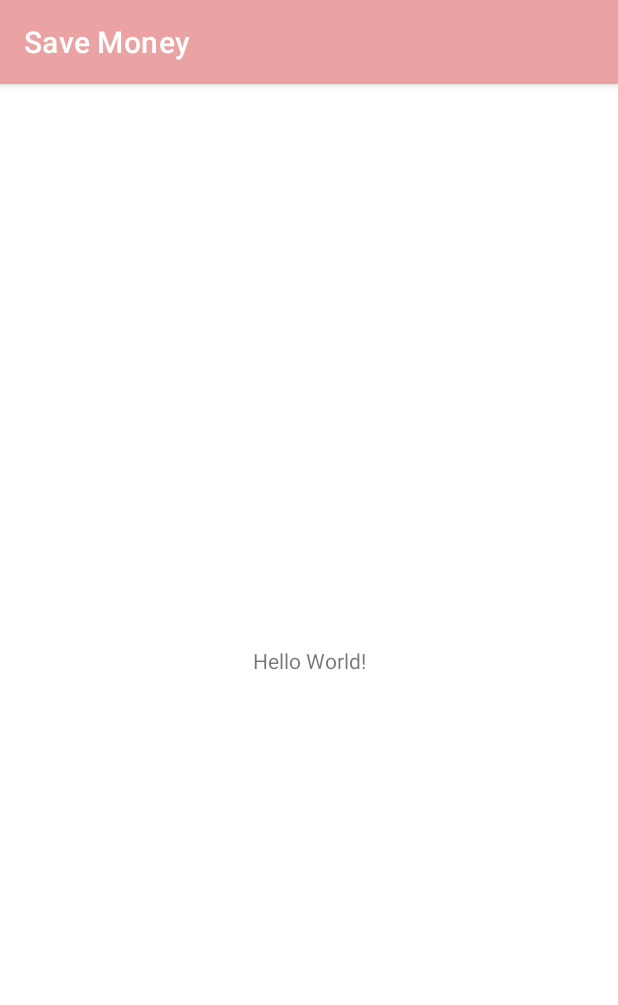
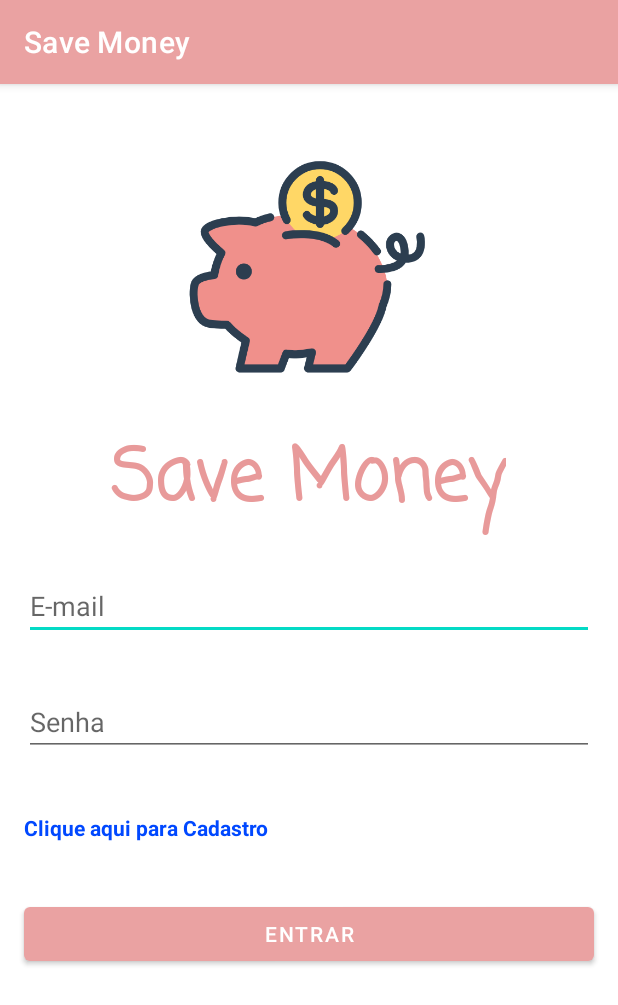
Before and after one commit to joaovluna/GestaoFinanceira, an Android app: the screen it shows after launch (MainActivity before the commit, LoginActivity after it), on a phone screen of 412 x 824 dp. Shown: the top 1005 px of the screen. Run offline under Robolectric (Android 15) with nearby library versions, the phone set to English and light mode, and no system bars.

Commit message:
activity login e cadastro usuario

```diff
--- /dev/null
+++ b/app/src/main/java/mobile/unifor/cct/savemoney/activity/LoginActivity.kt
@@ -0,0 +1,30 @@
+package mobile.unifor.cct.savemoney.activity
+
+import android.content.Intent
+import androidx.appcompat.app.AppCompatActivity
+import android.os.Bundle
+import android.view.View
+import android.widget.TextView
+import mobile.unifor.cct.savemoney.R
+
+class LoginActivity : AppCompatActivity(), View.OnClickListener {
+
+    private lateinit var mLoginRegister: TextView
+
+    override fun onCreate(savedInstanceState: Bundle?) {
+        super.onCreate(savedInstanceState)
+        setContentView(R.layout.activity_login)
+
+        mLoginRegister = findViewById(R.id.login_textView_register)
+        mLoginRegister.setOnClickListener(this)
+    }
+
+    override fun onClick(view: View?) {
+        when(view?.id) {
+            R.id.login_textView_register -> {
+                val it = Intent(this, RegisterActivity::class.java)
+                startActivity(it)
+            }
+        }
+    }
+}
--- a/app/src/main/java/mobile/unifor/cct/savemoney/MainActivity.kt
+++ b/app/src/main/java/mobile/unifor/cct/savemoney/activity/MainActivity.kt
@@ -1,7 +1,8 @@
-package mobile.unifor.cct.savemoney
+package mobile.unifor.cct.savemoney.activity
 
 import androidx.appcompat.app.AppCompatActivity
 import android.os.Bundle
+import mobile.unifor.cct.savemoney.R
 
 class MainActivity : AppCompatActivity() {
 
--- /dev/null
+++ b/app/src/main/java/mobile/unifor/cct/savemoney/activity/SplashActivity.kt
@@ -0,0 +1,25 @@
+package mobile.unifor.cct.savemoney.activity
+
+import android.content.Intent
+import android.os.Bundle
+import android.os.Handler
+import android.os.Looper
+import androidx.appcompat.app.AppCompatActivity
+import mobile.unifor.cct.savemoney.R
+
+class SplashActivity : AppCompatActivity() {
+
+
+    override fun onCreate(savedInstanceState: Bundle?) {
+        super.onCreate(savedInstanceState)
+        setContentView(R.layout.activity_splash)
+
+        val handler = Handler(Looper.myLooper()!!)
+        handler.postDelayed({
+            val it = Intent(SplashActivity@ this, LoginActivity::class.java)
+            startActivity(it)
+            finish()
+        }, 3000L)
+
+    }
+}
--- /dev/null
+++ b/app/src/main/res/layout/activity_login.xml
@@ -0,0 +1,97 @@
+<?xml version="1.0" encoding="utf-8"?>
+<androidx.constraintlayout.widget.ConstraintLayout xmlns:android="http://schemas.android.com/apk/res/android"
+    xmlns:app="http://schemas.android.com/apk/res-auto"
+    xmlns:tools="http://schemas.android.com/tools"
+    android:layout_width="match_parent"
+    android:layout_height="match_parent"
+    tools:context=".activity.LoginActivity">
+
+    <TextView
+        android:id="@+id/login_textView_savemoney"
+        android:layout_width="wrap_content"
+        android:layout_height="wrap_content"
+        android:fontFamily="casual"
+        android:text="Save Money"
+        android:textColor="#E89A9A"
+        android:textSize="48sp"
+        android:textStyle="bold"
+        app:layout_constraintBottom_toBottomOf="parent"
+        app:layout_constraintEnd_toEndOf="parent"
+        app:layout_constraintHorizontal_bias="0.496"
+        app:layout_constraintStart_toStartOf="parent"
+        app:layout_constraintTop_toTopOf="parent"
+        app:layout_constraintVertical_bias="0.328" />
+
+    <ImageView
+        android:id="@+id/login_imageView_pig"
+        android:layout_width="wrap_content"
+        android:layout_height="wrap_content"
+        android:layout_marginTop="16dp"
+        android:scaleX="3"
+        android:scaleY="3"
+        app:layout_constraintBottom_toTopOf="@+id/login_textView_savemoney"
+        app:layout_constraintEnd_toEndOf="parent"
+        app:layout_constraintHorizontal_bias="0.498"
+        app:layout_constraintStart_toStartOf="parent"
+        app:layout_constraintTop_toTopOf="parent"
+        app:srcCompat="@drawable/savemoney_foreground" />
+
+    <EditText
+        android:id="@+id/login_editText_email"
+        android:layout_width="0dp"
+        android:layout_height="wrap_content"
+        android:layout_marginStart="16dp"
+        android:layout_marginTop="24dp"
+        android:layout_marginEnd="16dp"
+        android:ems="10"
+        android:hint="E-mail"
+        android:inputType="textEmailAddress"
+        app:layout_constraintEnd_toEndOf="parent"
+        app:layout_constraintStart_toStartOf="parent"
+        app:layout_constraintTop_toBottomOf="@+id/login_textView_savemoney" />
+
+    <EditText
+        android:id="@+id/login_editText_password"
+        android:layout_width="0dp"
+        android:layout_height="wrap_content"
+        android:layout_marginStart="16dp"
+        android:layout_marginTop="32dp"
+        android:layout_marginEnd="16dp"
+        android:ems="10"
+        android:hint="Senha"
+        android:inputType="textPassword"
+        app:layout_constraintEnd_toEndOf="parent"
+        app:layout_constraintStart_toStartOf="parent"
+        app:layout_constraintTop_toBottomOf="@+id/login_editText_email" />
+
+    <Button
+        android:id="@+id/login_button_signin"
+        android:layout_width="0dp"
+        android:layout_height="wrap_content"
+        android:layout_marginStart="16dp"
+        android:layout_marginTop="64dp"
+        android:layout_marginEnd="16dp"
+        android:text="Entrar"
+        app:layout_constraintBottom_toBottomOf="parent"
+        app:layout_constraintEnd_toEndOf="parent"
+        app:layout_constraintHorizontal_bias="0.0"
+        app:layout_constraintStart_toStartOf="parent"
+        app:layout_constraintTop_toBottomOf="@+id/login_editText_password"
+        app:layout_constraintVertical_bias="0.147" />
+
+    <TextView
+        android:id="@+id/login_textView_register"
+        android:layout_width="0dp"
+        android:layout_height="wrap_content"
+        android:layout_marginStart="16dp"
+        android:clickable="true"
+        android:linksClickable="false"
+        android:text="Clique aqui para Cadastro"
+        android:textColor="#0048FF"
+        android:textStyle="bold"
+        app:layout_constraintBottom_toTopOf="@+id/login_button_signin"
+        app:layout_constraintEnd_toEndOf="parent"
+        app:layout_constraintStart_toStartOf="parent"
+        app:layout_constraintTop_toBottomOf="@+id/login_editText_password" />
+
+</androidx.constraintlayout.widget.ConstraintLayout>
--- a/app/src/main/res/layout/activity_main.xml
+++ b/app/src/main/res/layout/activity_main.xml
@@ -4,15 +4,4 @@
     xmlns:tools="http://schemas.android.com/tools"
     android:layout_width="match_parent"
     android:layout_height="match_parent"
-    tools:context=".MainActivity">
-
-    <TextView
-        android:layout_width="wrap_content"
-        android:layout_height="wrap_content"
-        android:text="Hello World!"
-        app:layout_constraintBottom_toBottomOf="parent"
-        app:layout_constraintEnd_toEndOf="parent"
-        app:layout_constraintStart_toStartOf="parent"
-        app:layout_constraintTop_toTopOf="parent" />
-
-</androidx.constraintlayout.widget.ConstraintLayout>
+    tools:context=".activity.MainActivity" />
```
Also changed, not shown: app/src/main/AndroidManifest.xml (+10 -1 lines), app/src/main/java/mobile/unifor/cct/savemoney/activity/RegisterActivity.kt (added, +110 -0 lines), app/src/main/res/layout/activity_register.xml (added, +110 -0 lines), app/src/main/res/layout/activity_splash.xml (renamed from app/src/main/res/layout/indexsavelist.xml, +10 -8 lines).
